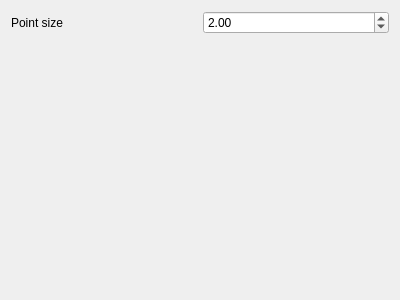
The window that src/ui/3d/qgspointcloud3dsymbolwidget.ui (carsmie/QGIS) describes before a commit, drawn with Qt 5.
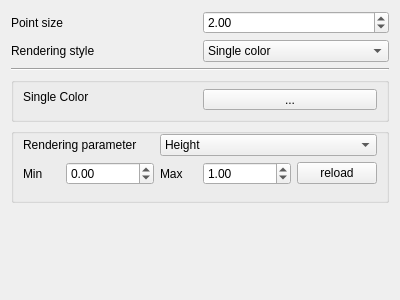
The same window after the commit. Custom widgets are drawn as their Qt base class.

Commit message: Implement color ramp shader stuff

Patch:
```diff
--- a/src/ui/3d/qgspointcloud3dsymbolwidget.ui
+++ b/src/ui/3d/qgspointcloud3dsymbolwidget.ui
@@ -11,7 +11,7 @@
    </rect>
   </property>
   <layout class="QGridLayout" name="gridLayout">
-   <item row="0" column="1">
+   <item row="0" column="2" colspan="2">
     <widget class="QgsDoubleSpinBox" name="mPointSizeSpinBox">
      <property name="maximum">
       <double>10.000000000000000</double>
@@ -21,14 +21,14 @@
      </property>
     </widget>
    </item>
-   <item row="0" column="0">
+   <item row="0" column="0" colspan="2">
     <widget class="QLabel" name="label">
      <property name="text">
       <string>Point size</string>
      </property>
     </widget>
    </item>
-   <item row="1" column="0" colspan="2">
+   <item row="7" column="0" colspan="4">
     <spacer name="verticalSpacer">
      <property name="orientation">
       <enum>Qt::Vertical</enum>
@@ -41,6 +41,149 @@
      </property>
     </spacer>
    </item>
+   <item row="3" column="0" colspan="4">
+    <widget class="Line" name="line">
+     <property name="orientation">
+      <enum>Qt::Horizontal</enum>
+     </property>
+    </widget>
+   </item>
+   <item row="1" column="0" colspan="2">
+    <widget class="QLabel" name="label_4">
+     <property name="text">
+      <string>Rendering style</string>
+     </property>
+    </widget>
+   </item>
+   <item row="1" column="2" colspan="2">
+    <widget class="QComboBox" name="mRenderingStyleComboBox">
+     <item>
+      <property name="text">
+       <string>Single color</string>
+      </property>
+     </item>
+     <item>
+      <property name="text">
+       <string>Color ramp</string>
+      </property>
+     </item>
+    </widget>
+   </item>
+   <item row="5" column="0" colspan="4">
+    <widget class="QGroupBox" name="mColorRampGroupBox">
+     <property name="title">
+      <string/>
+     </property>
+     <layout class="QGridLayout" name="gridLayout_2">
+      <property name="topMargin">
+       <number>0</number>
+      </property>
+      <item row="1" column="2">
+       <widget class="QLabel" name="label_2">
+        <property name="text">
+         <string>Max</string>
+        </property>
+       </widget>
+      </item>
+      <item row="1" column="1">
+       <widget class="QDoubleSpinBox" name="mColorRampShaderMinEdit">
+        <property name="minimum">
+         <double>-10000000.000000000000000</double>
+        </property>
+        <property name="maximum">
+         <double>10000000.000000000000000</double>
+        </property>
+        <property name="value">
+         <double>0.000000000000000</double>
+        </property>
+       </widget>
+      </item>
+      <item row="1" column="3">
+       <widget class="QDoubleSpinBox" name="mColorRampShaderMaxEdit">
+        <property name="minimum">
+         <double>-10000000.000000000000000</double>
+        </property>
+        <property name="maximum">
+         <double>10000000.000000000000000</double>
+        </property>
+        <property name="value">
+         <double>1.000000000000000</double>
+        </property>
+       </widget>
+      </item>
+      <item row="1" column="0">
+       <widget class="QLabel" name="label_3">
+        <property name="text">
+         <string>Min</string>
+        </property>
+       </widget>
+      </item>
+      <item row="1" column="4">
+       <widget class="QPushButton" name="mColorRampShaderMinMaxReloadButton">
+        <property name="text">
+         <string>reload</string>
+        </property>
+       </widget>
+      </item>
+      <item row="0" column="2" colspan="3">
+       <widget class="QComboBox" name="mRenderingParameterComboBox">
+        <item>
+         <property name="text">
+          <string>Height</string>
+         </property>
+        </item>
+        <item>
+         <property name="text">
+          <string>ClassID</string>
+         </property>
+        </item>
+       </widget>
+      </item>
+      <item row="0" column="0" colspan="2">
+       <widget class="QLabel" name="label_5">
+        <property name="text">
+         <string>Rendering parameter</string>
+        </property>
+       </widget>
+      </item>
+      <item row="2" column="0" colspan="5">
+       <widget class="QgsColorRampShaderWidget" name="mColorRampShaderWidget" native="true"/>
+      </item>
+     </layout>
+    </widget>
+   </item>
+   <item row="4" column="0" colspan="4">
+    <widget class="QGroupBox" name="mSingleColorGroupBox">
+     <property name="title">
+      <string/>
+     </property>
+     <layout class="QGridLayout" name="gridLayout_3">
+      <property name="topMargin">
+       <number>0</number>
+      </property>
+      <item row="0" column="0" rowspan="2" colspan="2">
+       <widget class="QLabel" name="label_6">
+        <property name="text">
+         <string>Single Color</string>
+        </property>
+       </widget>
+      </item>
+      <item row="1" column="1">
+       <widget class="QgsColorButton" name="mSingleColorBtn">
+        <property name="sizePolicy">
+         <sizepolicy hsizetype="Preferred" vsizetype="Fixed">
+          <horstretch>0</horstretch>
+          <verstretch>0</verstretch>
+         </sizepolicy>
+        </property>
+        <property name="text">
+         <string>...</string>
+        </property>
+       </widget>
+      </item>
+     </layout>
+    </widget>
+   </item>
   </layout>
  </widget>
  <customwidgets>
@@ -49,6 +192,18 @@
    <extends>QDoubleSpinBox</extends>
    <header>qgsdoublespinbox.h</header>
   </customwidget>
+  <customwidget>
+   <class>QgsColorRampShaderWidget</class>
+   <extends>QWidget</extends>
+   <header>qgscolorrampshaderwidget.h</header>
+   <container>1</container>
+  </customwidget>
+  <customwidget>
+   <class>QgsColorButton</class>
+   <extends>QToolButton</extends>
+   <header>qgscolorbutton.h</header>
+   <container>1</container>
+  </customwidget>
  </customwidgets>
  <resources/>
  <connections/>
```
The commit also changes 13 other files.
